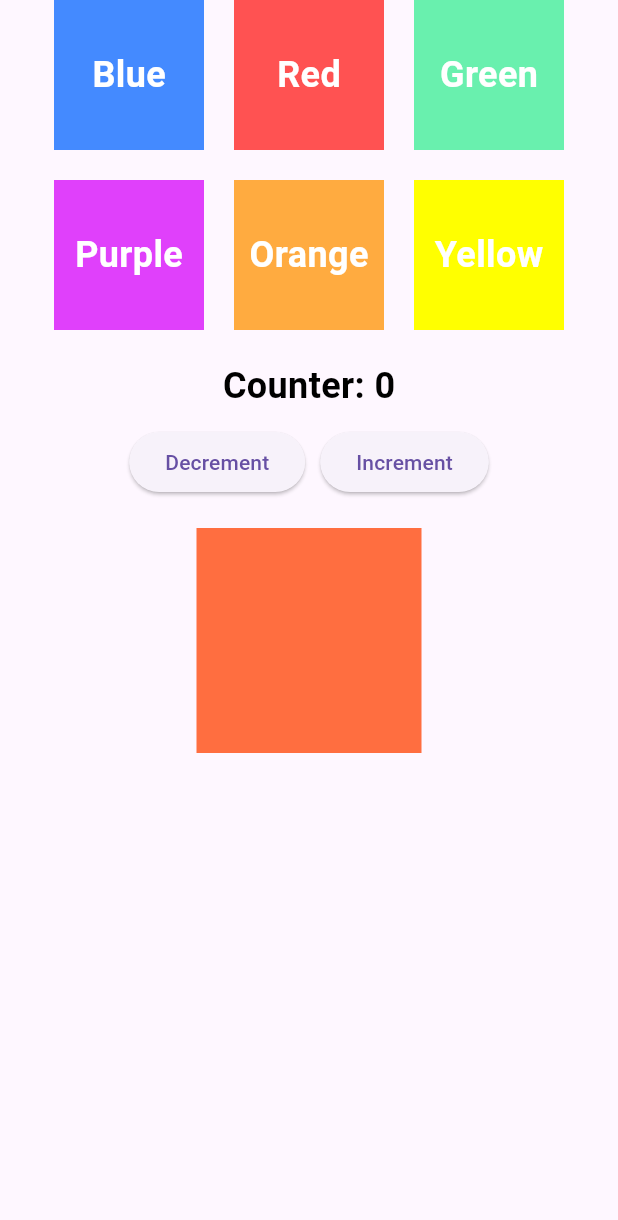
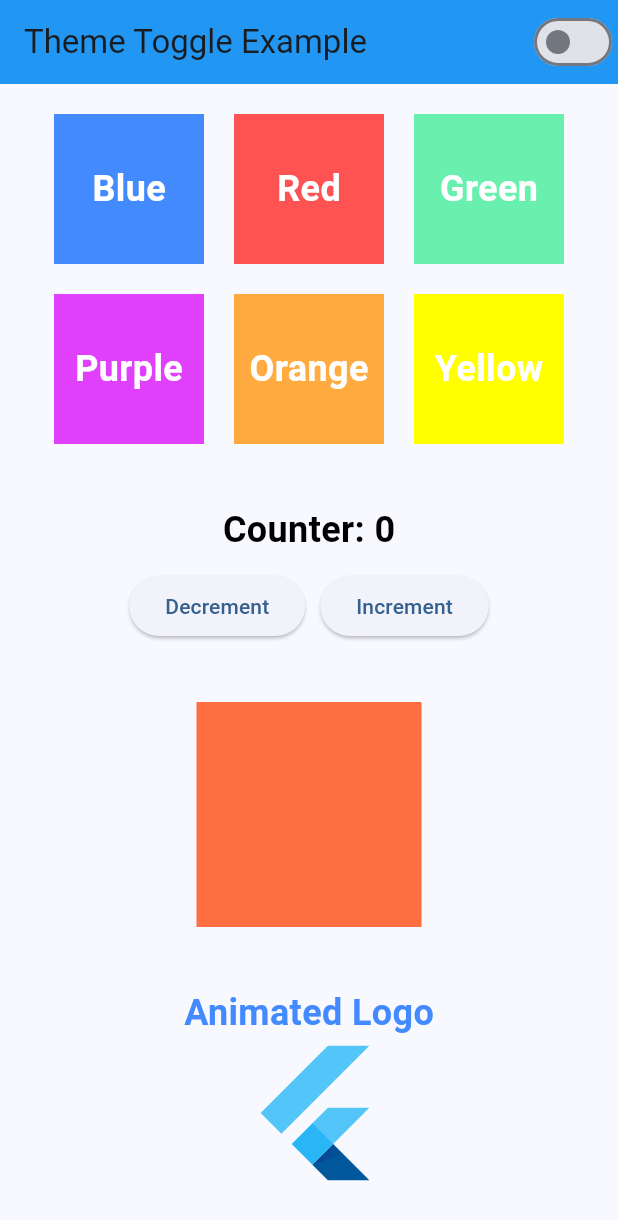
Before and after one commit to BahadurNUU/MP-Lab-10, a Flutter app: the screen it shows after launch, on a phone screen of 412 x 824 dp. Shown: the top 1220 px of the screen. Run offline on Flutter 3.47's test engine with Material 3 defaults, Android fonts, the phone set to English and light mode, and no system bars.

Commit message:
Finish the assignment

```diff
--- /dev/null
+++ b/lib/animated_logo.dart
@@ -0,0 +1,53 @@
+import 'package:flutter/material.dart';
+
+class AnimatedLogo extends StatefulWidget {
+  const AnimatedLogo({super.key});
+
+  @override
+  State<AnimatedLogo> createState() => _AnimatedLogoState();
+}
+
+class _AnimatedLogoState extends State<AnimatedLogo>
+    with SingleTickerProviderStateMixin {
+  late AnimationController _controller;
+  late Animation<double> _animation;
+
+  @override
+  void initState() {
+    super.initState();
+
+    _controller = AnimationController(
+      vsync: this,
+      duration: const Duration(seconds: 2),
+    );
+
+    _animation = Tween<double>(
+      begin: 0,
+      end: 200,
+    ).animate(CurvedAnimation(parent: _controller, curve: Curves.easeInOut));
+
+    _controller.repeat(reverse: true);
+  }
+
+  @override
+  void dispose() {
+    _controller.dispose();
+    super.dispose();
+  }
+
+  @override
+  Widget build(BuildContext context) {
+    return Container(
+      child: AnimatedBuilder(
+        animation: _animation,
+        builder: (context, child) {
+          return Transform.translate(
+            offset: Offset(_animation.value, 0),
+            child: child,
+          );
+        },
+        child: FlutterLogo(size: 100),
+      ),
+    );
+  }
+}
--- a/lib/main.dart
+++ b/lib/main.dart
@@ -1,36 +1,167 @@
 import 'package:flutter/material.dart';
+import 'package:mp_lab_10/animated_logo.dart';
 import 'title_widget.dart';
 import 'counter_widget.dart';
 import 'animated_widget.dart';
-
+import 'animated_logo.dart';
+import 'gesture.dart';
+import 'animated_list.dart';
 
 void main() {
   runApp(const MainApp());
 }
 
-class MainApp extends StatelessWidget {
+class MainApp extends StatefulWidget {
   const MainApp({super.key});
+
+  @override
+  State<MainApp> createState() => _MainAppState();
+}
+
+class _MainAppState extends State<MainApp> {
+  bool _isDarkMode = false;
 
   @override
   Widget build(BuildContext context) {
     return MaterialApp(
+      theme: ThemeData(
+        colorScheme: ColorScheme.fromSeed(
+          seedColor: Colors.blue,
+          brightness: Brightness.light,
+        ),
+        appBarTheme: const AppBarTheme(backgroundColor: Colors.blue),
+      ),
+
+      darkTheme: ThemeData(
+        colorScheme: ColorScheme.fromSeed(
+          seedColor: Colors.deepPurple,
+          brightness: Brightness.dark,
+        ),
+        appBarTheme: const AppBarTheme(backgroundColor: Colors.deepPurple),
+      ),
+      themeMode: _isDarkMode ? ThemeMode.dark : ThemeMode.light,
       home: Scaffold(
-        body: Wrap(
-          runSpacing: 20,
-          children: [
-            Row(mainAxisAlignment: MainAxisAlignment.center, spacing: 20, children: [
-              Container(width: 100, height: 100, color: Colors.blueAccent, child: Center(child: const MyTitleWidget(title: 'Blue', color: Colors.white),),),
-              Container(width: 100, height: 100, color: Colors.redAccent, child: Center(child: const MyTitleWidget(title: 'Red', color: Colors.white),),),
-              Container(width: 100, height: 100, color: Colors.greenAccent, child: Center(child: const MyTitleWidget(title: 'Green', color: Colors.white),),),
-            ],),
-            Row(mainAxisAlignment: MainAxisAlignment.center, spacing: 20, children: [
-              Container(width: 100, height: 100, color: Colors.purpleAccent, child: Center(child: const MyTitleWidget(title: 'Purple', color: Colors.white),),),
-              Container(width: 100, height: 100, color: Colors.orangeAccent, child: Center(child: const MyTitleWidget(title: 'Orange', color: Colors.white),),),
-              Container(width: 100, height: 100, color: Colors.yellowAccent, child: Center(child: const MyTitleWidget(title: 'Yellow', color: Colors.white),),),
-            ],),
-            const MyCounterWidget(),
-            const AnimatedContainerWidget(),
+        appBar: AppBar(
+          title: const Text('Theme Toggle Example'),
+          actions: [
+            Switch(
+              value: _isDarkMode,
+              onChanged: (value) {
+                setState(() {
+                  _isDarkMode = value;
+                });
+              },
+            ),
           ],
+        ),
+        body: SingleChildScrollView(
+          padding: const EdgeInsets.all(20),
+          child: Column(
+            children: [
+              Wrap(
+                runSpacing: 20,
+                children: [
+                  Row(
+                    mainAxisAlignment: MainAxisAlignment.center,
+                    spacing: 20,
+                    children: [
+                      Container(
+                        width: 100,
+                        height: 100,
+                        color: Colors.blueAccent,
+                        child: Center(
+                          child: const MyTitleWidget(
+                            title: 'Blue',
+                            color: Colors.white,
+                          ),
+                        ),
+                      ),
+                      Container(
+                        width: 100,
+                        height: 100,
+                        color: Colors.redAccent,
+                        child: Center(
+                          child: const MyTitleWidget(
+                            title: 'Red',
+                            color: Colors.white,
+                          ),
+                        ),
+                      ),
+                      Container(
+                        width: 100,
+                        height: 100,
+                        color: Colors.greenAccent,
+                        child: Center(
+                          child: const MyTitleWidget(
+                            title: 'Green',
+                            color: Colors.white,
+                          ),
+                        ),
+                      ),
+                    ],
+                  ),
+                  Row(
+                    mainAxisAlignment: MainAxisAlignment.center,
+                    spacing: 20,
+                    children: [
+                      Container(
+                        width: 100,
+                        height: 100,
+                        color: Colors.purpleAccent,
+                        child: Center(
+                          child: const MyTitleWidget(
+                            title: 'Purple',
+                            color: Colors.white,
+                          ),
+                        ),
+                      ),
+                      Container(
+                        width: 100,
+                        height: 100,
+                        color: Colors.orangeAccent,
+                        child: Center(
+                          child: const MyTitleWidget(
+                            title: 'Orange',
+                            color: Colors.white,
+                          ),
+                        ),
+                      ),
+                      Container(
+                        width: 100,
+                        height: 100,
+                        color: Colors.yellowAccent,
+                        child: Center(
+                          child: const MyTitleWidget(
+                            title: 'Yellow',
+                            color: Colors.white,
+                          ),
+                        ),
+                      ),
+                    ],
+                  ),
+                ],
+              ),
+              const SizedBox(height: 40),
+              const MyCounterWidget(),
+              const SizedBox(height: 40),
+              const AnimatedContainerWidget(),
+              const SizedBox(height: 40),
+              Column(
+                children: [
+                  const MyTitleWidget(
+                    title: 'Animated Logo',
+                    color: Colors.blueAccent,
+                  ),
+                  const AnimatedLogo(),
+                  const SizedBox(height: 40),
+                  const MyGestureWidget(),
+                  const SizedBox(height: 40),
+                  const MyTitleWidget(title: 'Add New Item', color: Colors.blueAccent),
+                  const MyAnimatedList()
+                ],
+              ),
+            ],
+          ),
         ),
       ),
     );
```
Also changed, not shown: lib/animated_list.dart (added, +65 -0 lines), lib/animated_widget.dart (+6 -2 lines), lib/gesture.dart (added, +52 -0 lines).
